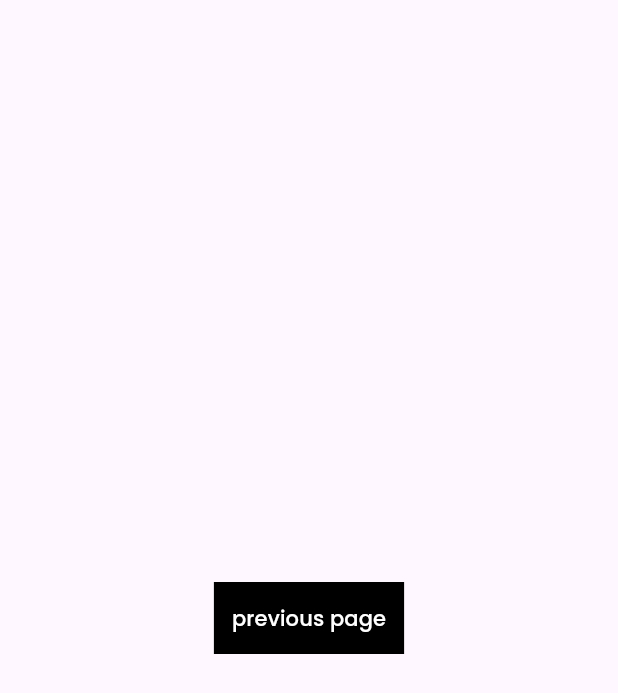
After one commit to dumasrobert13/intern_mobile_app, a Flutter app: the OnboardingScreen screen opened by its route, after a tap on "next page", on a phone screen of 412 x 824 dp. The commit adds this screen. Shown: the top 693 px of the screen. Run offline on Flutter 3.47's test engine with Material 2 defaults, Android fonts, the phone set to English and light mode, and no system bars; our stand-ins replace firebase_core, flutter_svg, go_router, google_fonts, google_sign_in, logger; missing offline and left inert: flutter_facebook_auth; accounts and stored records are empty.

Commit message:
SW-Dumas "set up pageview for onboarding"

```diff
--- /dev/null
+++ b/front-end/lib/pages/onboarding/initial_page.dart
@@ -0,0 +1,48 @@
+import 'package:flutter/material.dart';
+import 'package:intern_mobile_app/pages/onboarding/preference_screen1.dart';
+import 'package:intern_mobile_app/pages/onboarding/preference_screen2.dart';
+
+
+class OnboardingScreen extends StatefulWidget {
+  const OnboardingScreen({super.key});
+
+  @override
+  _OnboardingScreenState createState() => _OnboardingScreenState();
+}
+
+class _OnboardingScreenState extends State<OnboardingScreen> {
+  final PageController _pageController = PageController(initialPage: 0, viewportFraction: 0.7);
+
+  void _goToNextScreen() {
+    if (_pageController.page! < 2) {
+      _pageController.nextPage(
+        duration: const Duration(milliseconds: 500),
+        curve: Curves.ease,
+      );
+    }
+  }
+  void _back() {
+    if (_pageController.page! < 2) {
+      _pageController.previousPage(
+        duration: const Duration(milliseconds: 500),
+        curve: Curves.ease,
+      );
+    }
+  }
+
+  @override
+  Widget build(BuildContext context) {
+    return Scaffold(
+      body: PageView(
+        scrollDirection: Axis.vertical,
+        controller: _pageController,
+        // physics: const NeverScrollableScrollPhysics(),
+        children: [
+          PreferenceScreen1(onPreferenceSelected: _goToNextScreen),
+          PreferenceScreen2(onPreferenceSelected: _back),
+          // Add more preference screens as needed
+        ],
+      ),
+    );
+  }
+}
--- /dev/null
+++ b/front-end/lib/pages/onboarding/preference_screen1.dart
@@ -0,0 +1,34 @@
+import 'package:flutter/material.dart';
+
+class PreferenceScreen1 extends StatelessWidget {
+  final VoidCallback onPreferenceSelected;
+
+  const PreferenceScreen1({super.key, required this.onPreferenceSelected});
+
+  // Implement the UI for the first preference screen here
+
+  void _onPreferenceSelected() {
+    // Perform any necessary actions based on the user's preference selection
+    // For example, you might save the user's preference and then call the callback to move to the next screen:
+    // saveUserPreference(selectedPreference);
+    onPreferenceSelected();
+  }
+
+  @override
+  Widget build(BuildContext context) {
+    return Scaffold(
+      body: Center(
+        child: Container(
+          color: Colors.black87,
+          child: TextButton(
+            onPressed: _onPreferenceSelected,
+            child: const Text(
+              'next page',
+              style: TextStyle(color: Colors.white),
+            ),
+          ),
+        ),
+      ),
+    );
+  }
+}
--- /dev/null
+++ b/front-end/lib/pages/onboarding/preference_screen2.dart
@@ -0,0 +1,34 @@
+import 'package:flutter/material.dart';
+
+class PreferenceScreen2 extends StatelessWidget {
+  final VoidCallback onPreferenceSelected;
+
+  const PreferenceScreen2({super.key, required this.onPreferenceSelected});
+
+  // Implement the UI for the first preference screen here
+
+  void _onPreferenceSelected() {
+    // Perform any necessary actions based on the user's preference selection
+    // For example, you might save the user's preference and then call the callback to move to the next screen:
+    // saveUserPreference(selectedPreference);
+    onPreferenceSelected();
+  }
+
+  @override
+  Widget build(BuildContext context) {
+    return Scaffold(
+      body: Center(
+        child: Container(
+          color: Colors.black,
+          child: TextButton(
+            onPressed: _onPreferenceSelected,
+            child: const Text(
+              'previous page',
+              style: TextStyle(color: Colors.white),
+            ),
+          ),
+        ),
+      ),
+    );
+  }
+}
--- a/front-end/lib/pages/routes/app_route_config.dart
+++ b/front-end/lib/pages/routes/app_route_config.dart
@@ -1,9 +1,10 @@
 
 import 'package:go_router/go_router.dart';
 import 'package:intern_mobile_app/pages/Home/explore.dart';
-import 'package:intern_mobile_app/pages/login_page.dart';
-import 'package:intern_mobile_app/pages/login_email.dart';
-import 'package:intern_mobile_app/pages/register_email.dart';
+import 'package:intern_mobile_app/pages/onboarding/initial_page.dart';
+import '../login-or-register/login_email.dart';
+import '../login-or-register/login_page.dart';
+import '../login-or-register/register_email.dart';
 
 class MyAppRouter {
   GoRouter router = GoRouter(
@@ -28,6 +29,11 @@ class MyAppRouter {
         path: '/register_email',
         builder: (context, state) => RegisterEmail(),
       ),
+      GoRoute(
+        name: 'onBoarding',
+        path: '/on_boarding',
+        builder: (context, state) => OnboardingScreen(),
+      ),
     ],
   );
 }
```
Also changed, not shown: front-end/lib/pages/login-or-register/login_email.dart (renamed from front-end/lib/pages/login_email.dart), front-end/lib/pages/login-or-register/login_page.dart (renamed from front-end/lib/pages/login_page.dart), front-end/lib/pages/login-or-register/register_email.dart (renamed from front-end/lib/pages/register_email.dart).
